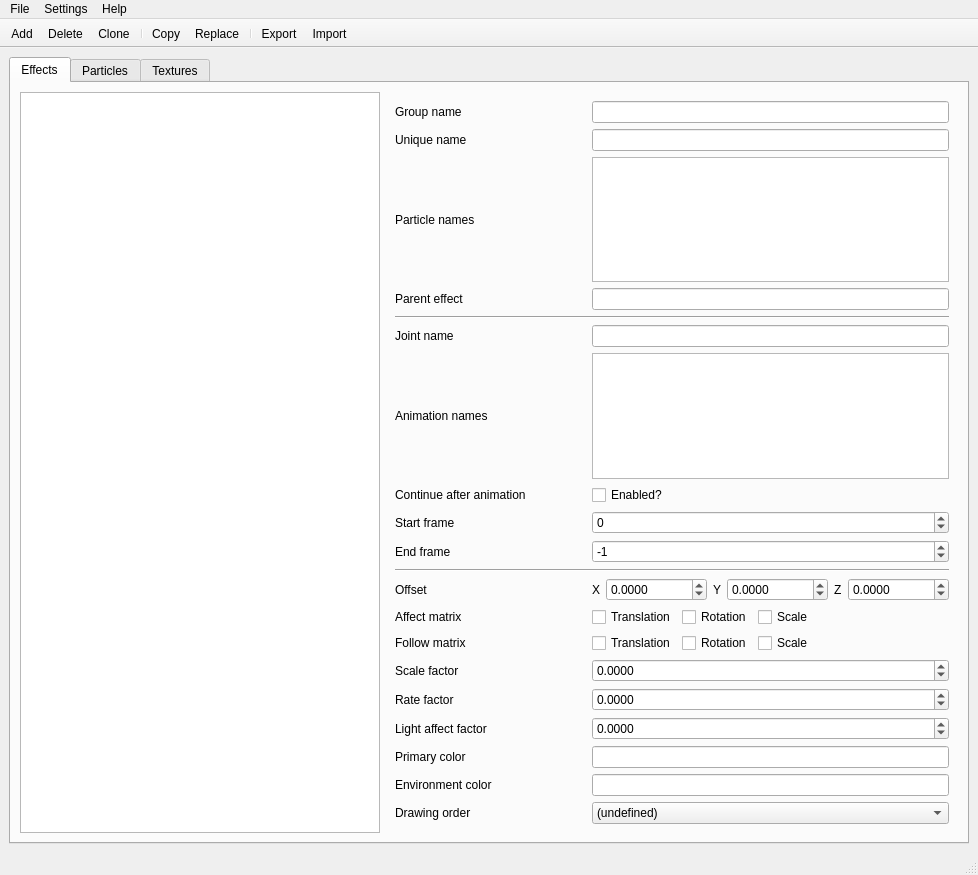
SunakazeKun/pygapa, file ui/main.ui: the form before one commit.
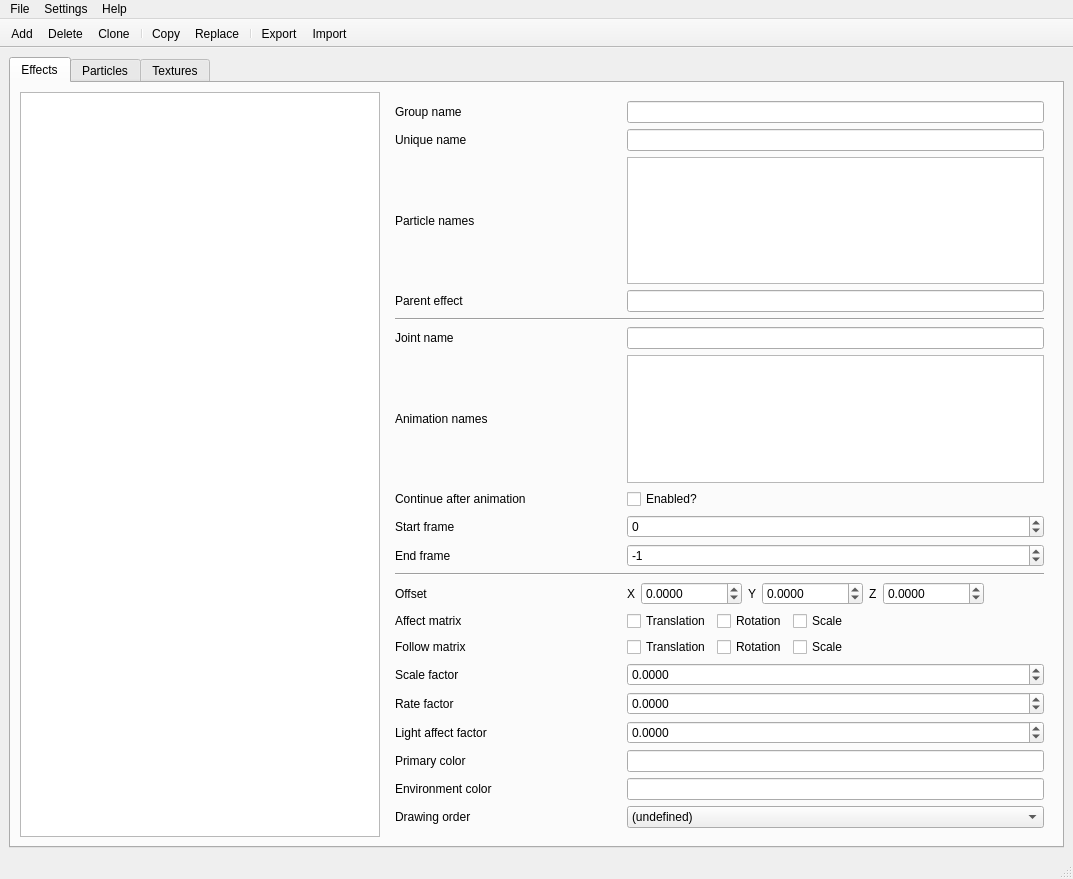
The form after the commit. Icons and pictures are not drawn.

```diff
--- a/ui/main.ui
+++ b/ui/main.ui
@@ -6,8 +6,8 @@
    <rect>
     <x>0</x>
     <y>0</y>
-    <width>978</width>
-    <height>875</height>
+    <width>1073</width>
+    <height>879</height>
    </rect>
   </property>
   <property name="windowTitle">
@@ -72,7 +72,7 @@
           </property>
           <layout class="QGridLayout" name="gridLayout_6">
            <item row="0" column="0">
-            <layout class="QGridLayout" name="gridEffect" columnstretch="2,0">
+            <layout class="QGridLayout" name="gridEffect" columnstretch="1,2">
              <property name="horizontalSpacing">
               <number>24</number>
              </property>
@@ -650,6 +650,19 @@
                   </property>
                  </widget>
                 </item>
+                <item>
+                 <spacer name="horizontalSpacer_3">
+                  <property name="orientation">
+                   <enum>Qt::Horizontal</enum>
+                  </property>
+                  <property name="sizeHint" stdset="0">
+                   <size>
+                    <width>40</width>
+                    <height>20</height>
+                   </size>
+                  </property>
+                 </spacer>
+                </item>
                </layout>
               </widget>
              </item>
@@ -959,7 +972,7 @@
     <rect>
      <x>0</x>
      <y>0</y>
-     <width>978</width>
+     <width>1073</width>
      <height>26</height>
     </rect>
    </property>
```
Left out of the diff: 7 changed lines with no effect on the pictures.
